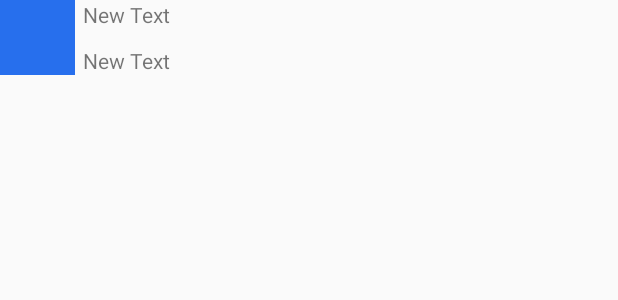
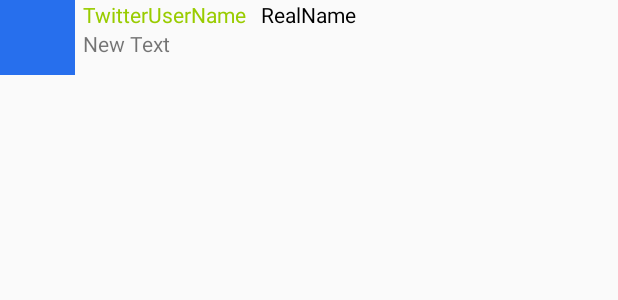
Before and after one commit to alberto-campos/hw3-twitterAndroid, an Android app: the layout item_tweet.xml on its own in the app's theme, with its tools: preview values and no code run, on a phone screen of 412 x 824 dp. Shown: the top 300 px of the screen. Run offline under Robolectric (Android 15) with nearby library versions, the phone set to English and light mode, and no system bars.

Commit message:
Setting up Custom View

```diff
--- a/app/src/main/java/com/codepath/apps/restclienttemplate/adapters/TweetsArrayAdapter.java
+++ b/app/src/main/java/com/codepath/apps/restclienttemplate/adapters/TweetsArrayAdapter.java
@@ -1,7 +1,6 @@
 package com.codepath.apps.restclienttemplate.adapters;
 
 import android.content.Context;
-import android.media.Image;
 import android.view.LayoutInflater;
 import android.view.View;
 import android.view.ViewGroup;
@@ -35,10 +34,12 @@ public class TweetsArrayAdapter extends ArrayAdapter<Tweet> {
             convertView = LayoutInflater.from(getContext()).inflate(R.layout.item_tweet, parent, false);
         }
         ImageView ivProfileImage = (ImageView) convertView.findViewById(R.id.ivProfileImage);
-        TextView tvUserName = (TextView) convertView.findViewById(R.id.tvUserName);
+        TextView tvScreenName = (TextView) convertView.findViewById(R.id.tvScreenName);
+        TextView tvRealName = (TextView) convertView.findViewById(R.id.tvRealName);
         TextView tvBody = (TextView) convertView.findViewById(R.id.tvBody);
 
-        tvUserName.setText(tweet.getUser().getScreenName());
+        tvScreenName.setText("@" + tweet.getUser().getScreenName());
+        tvRealName.setText(tweet.getUser().getName());
         tvBody.setText(tweet.getBody());
         ivProfileImage.setImageResource(android.R.color.transparent);
         Picasso.with(getContext()).load(tweet.getUser().getProfileImageUrl()).into(ivProfileImage);
--- a/app/src/main/res/layout/item_tweet.xml
+++ b/app/src/main/res/layout/item_tweet.xml
@@ -16,8 +16,9 @@
     <TextView
         android:layout_width="wrap_content"
         android:layout_height="wrap_content"
-        android:text="New Text"
-        android:id="@+id/tvUserName"
+        android:text="TwitterUserName"
+        android:id="@+id/tvScreenName"
+        android:textColor="@android:color/holo_green_light"
         android:layout_alignParentTop="true"
         android:layout_toRightOf="@+id/ivProfileImage"
         android:layout_toEndOf="@+id/ivProfileImage" />
@@ -27,7 +28,21 @@
         android:layout_height="wrap_content"
         android:text="New Text"
         android:id="@+id/tvBody"
+        android:layout_toRightOf="@+id/ivProfileImage"
+        android:layout_alignParentRight="true"
+        android:layout_alignParentEnd="true"
+        android:layout_below="@+id/tvScreenName"
         android:layout_alignBottom="@+id/ivProfileImage"
-        android:layout_toRightOf="@+id/ivProfileImage"
-        android:layout_toEndOf="@+id/ivProfileImage" />
+        android:maxLines="3"
+        android:singleLine="false"
+        android:ellipsize="end" />
+
+    <TextView
+        android:layout_width="wrap_content"
+        android:layout_height="wrap_content"
+        android:text="RealName"
+        android:id="@+id/tvRealName"
+        android:textColor="@android:color/black"
+        android:layout_alignParentTop="true"
+        android:layout_centerHorizontal="true" />
 </RelativeLayout>
```
